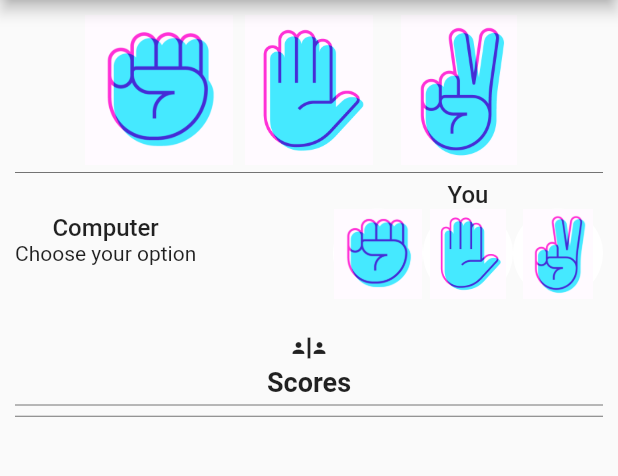
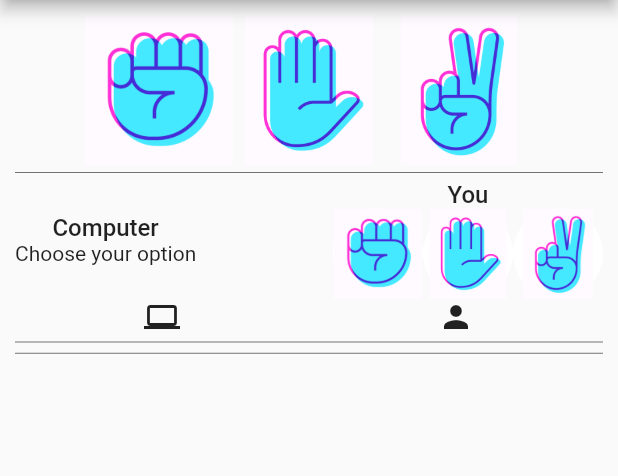
Before and after one commit to BijaySimkhada/rock_paper_scissors_flutter, a Flutter app: the screen it shows after launch, after a tap on the "play arrow" icon, on a phone screen of 412 x 824 dp, the part 84-560 px from its top. Run offline on Flutter 3.47's test engine with Material 2 defaults, Android fonts, the phone set to English and light mode, and no system bars.

Commit message:
changes: ui changes

```diff
--- a/lib/Screens/MainScreen/main_screen.dart
+++ b/lib/Screens/MainScreen/main_screen.dart
@@ -1,3 +1,4 @@
+import 'package:flutter/cupertino.dart';
 import 'package:flutter/material.dart';
 import 'package:game_dev/Model/ComputerChoiceModel.dart';
 
@@ -86,6 +87,22 @@ class _MainScreenState extends State<MainScreen> {
         player_score++;
       });
     }
+    showCupertinoDialog(
+        context: context,
+        builder: (BuildContext context) {
+          return CupertinoAlertDialog(
+            title: const Text('Rock Paper Scissors'),
+            content: Text(_result),
+            actions: [
+              CupertinoDialogAction(
+                  onPressed: () {
+                    Navigator.pop(context);
+                  },
+                  child: const Text('Ok'))
+            ],
+          );
+        },
+        barrierDismissible: true);
   }
 
   @override
@@ -195,23 +212,27 @@ class _MainScreenState extends State<MainScreen> {
                 ],
               ),
             ),
-            Text(
-              _result,
-              style: const TextStyle(fontSize: 18, fontWeight: FontWeight.w500),
-            ),
-            const Icon(
-              Icons.safety_divider,
-            ),
-            const Text(
-              'Scores',
-              style: TextStyle(fontSize: 18, fontWeight: FontWeight.bold),
+            Row(
+              mainAxisAlignment: MainAxisAlignment.spaceAround,
+              children: [
+                Container(
+                  child: const Icon(
+                    Icons.computer_outlined,
+                  ),
+                ),
+                Container(
+                  child: const Icon(
+                    Icons.person,
+                  ),
+                )
+              ],
             ),
             const Divider(
               height: 10,
               color: Colors.black54,
             ),
             _start == true
-                ? Container(
+                ? SizedBox(
                     height: 50,
                     child: Row(
                       mainAxisAlignment: MainAxisAlignment.spaceAround,
```
